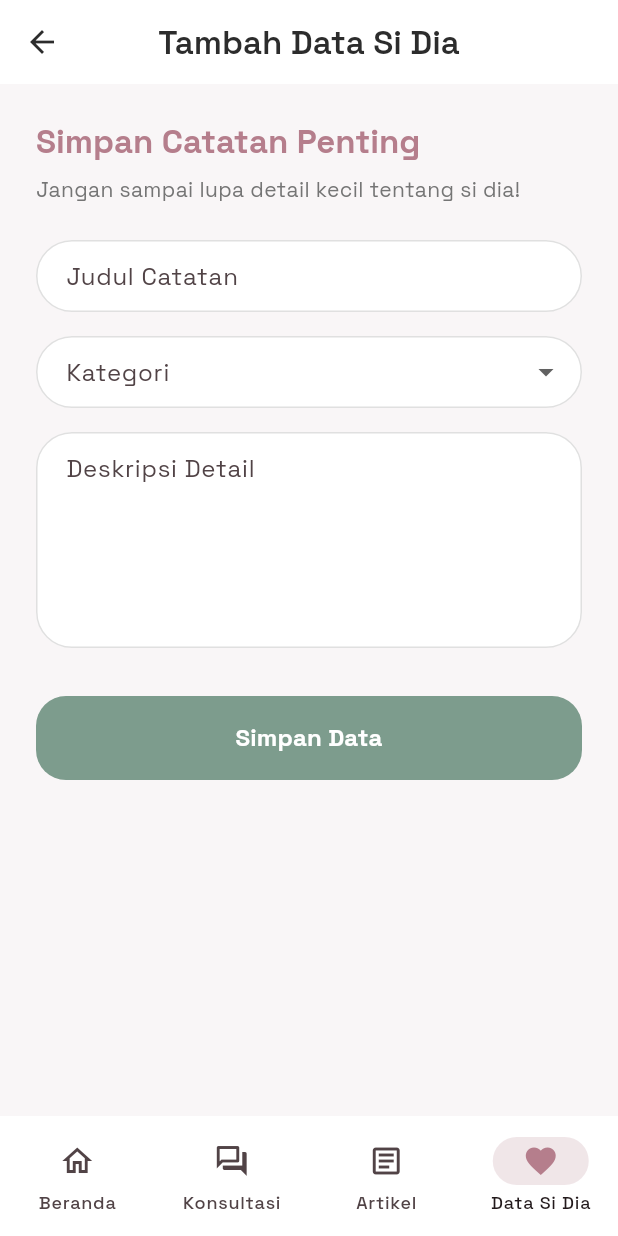
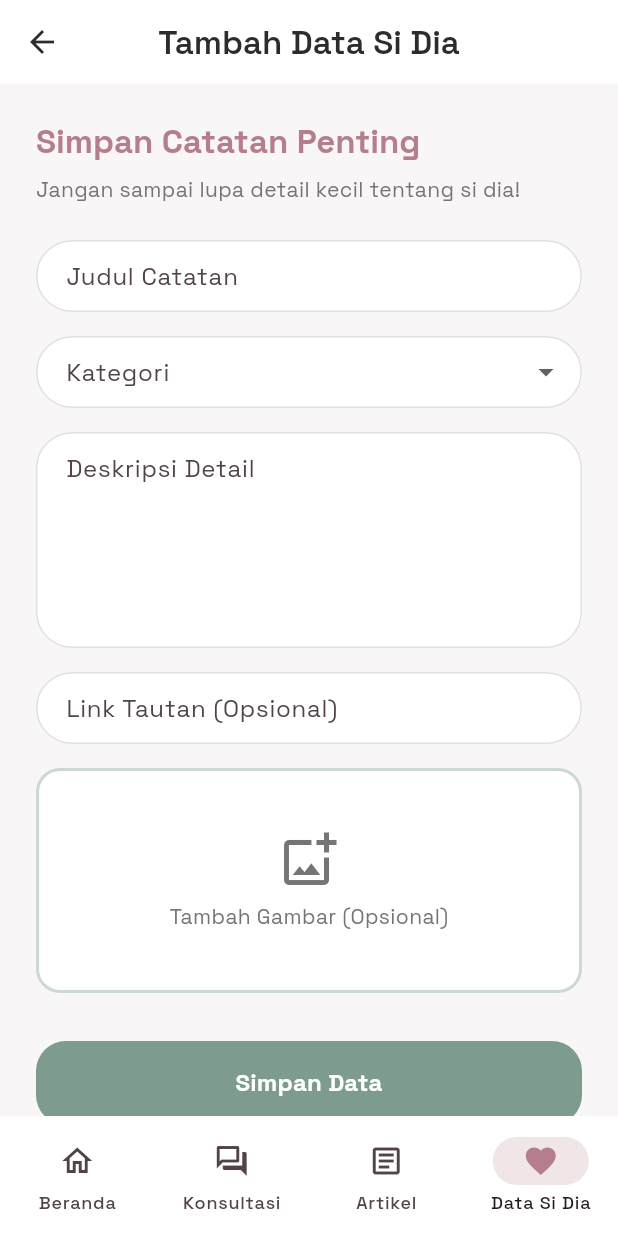
Before and after one commit to windu14/dita_care, a Flutter app: the FormDataCeweScreen screen opened by its route, on a phone screen of 412 x 824 dp. Run offline on Flutter 3.47's test engine with Material 3 defaults, Android fonts, the phone set to English and light mode, and no system bars; our stand-ins replace flutter_dotenv, flutter_markdown, flutter_riverpod, go_router, google_fonts, image_picker and 4 more; missing offline and left inert: markdown; accounts and stored records are empty.

Commit message:
Major Update v1.1

```diff
--- a/lib/features/data_cewe/presentation/data_cewe_provider.dart
+++ b/lib/features/data_cewe/presentation/data_cewe_provider.dart
@@ -22,10 +22,10 @@ class DataCeweNotifier extends AsyncNotifier<List<Map<String, dynamic>>> {
     }
   }
 
-  Future<void> addData(String title, String description, String category) async {
+  Future<void> addData(String title, String description, String category, {String? imagePath, String? link}) async {
     try {
       final service = ref.read(dataCeweServiceProvider);
-      await service.addGirlData(title, description, category);
+      await service.addGirlData(title, description, category, imagePath: imagePath, link: link);
       // Invalidate the provider to trigger a rebuild and re-fetch
       ref.invalidateSelf();
     } catch (e) {
--- a/lib/features/data_cewe/presentation/form_data_cewe_screen.dart
+++ b/lib/features/data_cewe/presentation/form_data_cewe_screen.dart
@@ -1,6 +1,8 @@
+import 'dart:io';
 import 'package:flutter/material.dart';
 import 'package:flutter_riverpod/flutter_riverpod.dart';
 import 'package:go_router/go_router.dart';
+import 'package:image_picker/image_picker.dart';
 import '../../../core/theme/app_theme.dart';
 import 'data_cewe_provider.dart';
 
@@ -15,8 +17,20 @@ class _FormDataCeweScreenState extends ConsumerState<FormDataCeweScreen> {
   final _formKey = GlobalKey<FormState>();
   final _titleController = TextEditingController();
   final _descController = TextEditingController();
+  final _linkController = TextEditingController();
   String? _selectedCategory;
+  String? _selectedImagePath;
   bool _isSaving = false;
+
+  Future<void> _pickImage() async {
+    final picker = ImagePicker();
+    final pickedFile = await picker.pickImage(source: ImageSource.gallery);
+    if (pickedFile != null) {
+      setState(() {
+        _selectedImagePath = pickedFile.path;
+      });
+    }
+  }
 
   final List<String> _categories = [
     'Makanan & Minuman Fav',
@@ -125,6 +139,56 @@ class _FormDataCeweScreenState extends ConsumerState<FormDataCeweScreen> {
                 ),
               ),
 
+              const SizedBox(height: 16),
+              TextFormField(
+                controller: _linkController,
+                decoration: InputDecoration(
+                  labelText: 'Link Tautan (Opsional)',
+                  hintText: 'https://...',
+                  filled: true,
+                  fillColor: Colors.white,
+                  border: OutlineInputBorder(
+                    borderRadius: BorderRadius.circular(16),
+                    borderSide: BorderSide.none,
+                  ),
+                ),
+              ),
+
+              const SizedBox(height: 16),
+              GestureDetector(
+                onTap: _pickImage,
+                child: Container(
+                  height: 150,
+                  width: double.infinity,
+                  decoration: BoxDecoration(
+                    color: Colors.white,
+                    borderRadius: BorderRadius.circular(16),
+                    border: Border.all(
+                      color: AppTheme.darkPastelGreen.withAlpha(100),
+                      style: BorderStyle.solid,
+                      width: 2,
+                    ),
+                  ),
+                  child: _selectedImagePath != null
+                      ? ClipRRect(
+                          borderRadius: BorderRadius.circular(14),
+                          child: Image.file(
+                            File(_selectedImagePath!),
+                            fit: BoxFit.cover,
+                            width: double.infinity,
+                          ),
+                        )
+                      : const Column(
+                          mainAxisAlignment: MainAxisAlignment.center,
+                          children: [
+                            Icon(Icons.add_photo_alternate_outlined, size: 40, color: AppTheme.textLight),
+                            SizedBox(height: 8),
+                            Text('Tambah Gambar (Opsional)', style: TextStyle(color: AppTheme.textLight)),
+                          ],
+                        ),
+                ),
+              ),
+
               const SizedBox(height: 32),
               SizedBox(
                 height: 56,
@@ -143,6 +207,8 @@ class _FormDataCeweScreenState extends ConsumerState<FormDataCeweScreen> {
                           _titleController.text.trim(),
                           _descController.text.trim(),
                           _selectedCategory!,
+                          imagePath: _selectedImagePath,
+                          link: _linkController.text.trim(),
                         );
                         if (context.mounted) {
                           ScaffoldMessenger.of(context).showSnackBar(
--- a/pubspec.yaml
+++ b/pubspec.yaml
@@ -48,6 +48,8 @@ dependencies:
   markdown: ^7.3.1
   pdf: ^3.13.0
   printing: ^5.15.0
+  image_picker: ^1.2.2
+  url_launcher: ^6.3.2
 
 dev_dependencies:
   flutter_test:
```
Also changed, not shown: lib/core/router/app_router.dart (+8 -0 lines), lib/features/data_cewe/data/data_cewe_service.dart (+14 -1 lines), lib/features/data_cewe/presentation/data_cewe_screen.dart (+8 -3 lines), lib/features/data_cewe/presentation/detail_data_cewe_screen.dart (added, +126 -0 lines), pubspec.lock.
